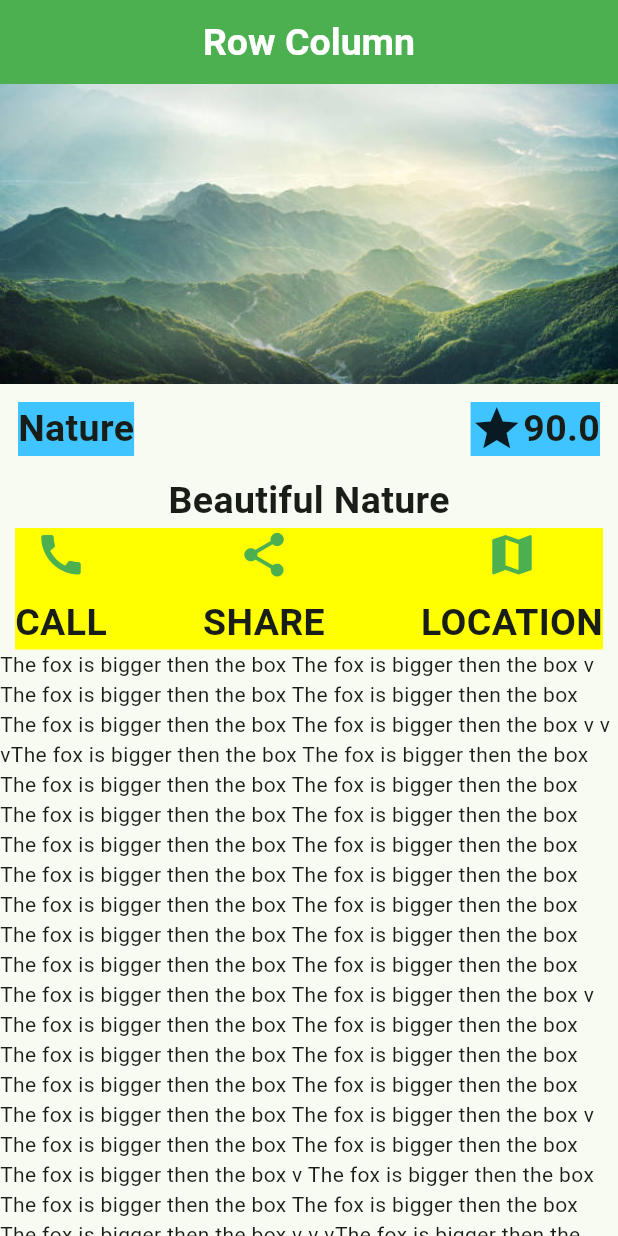
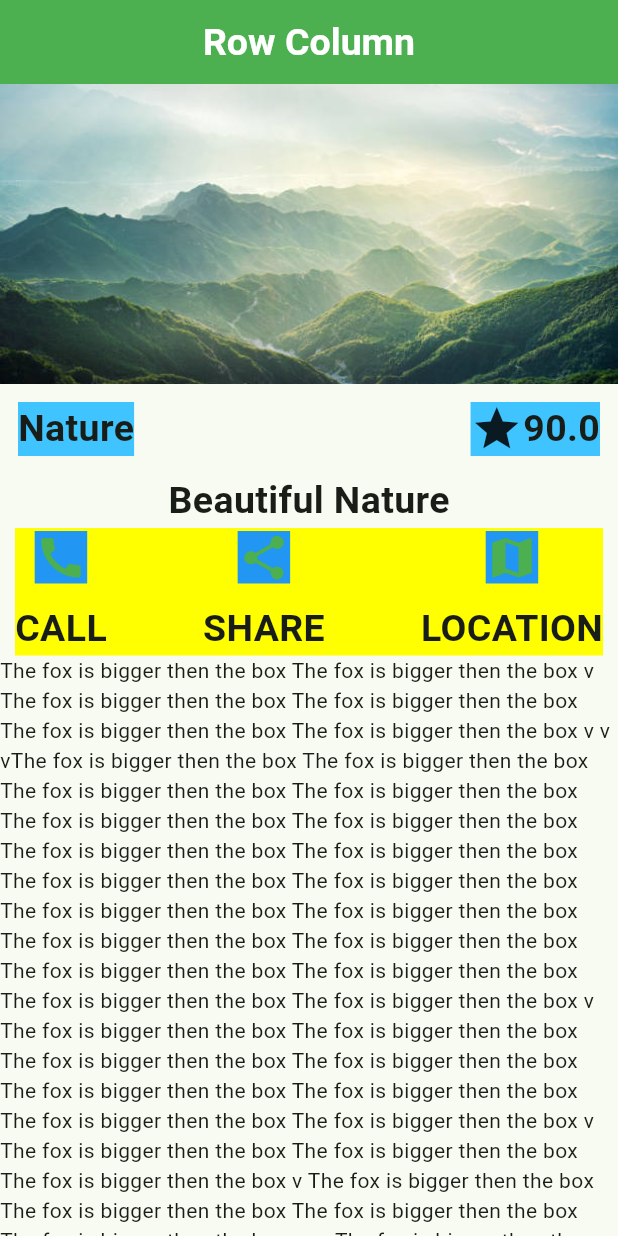
Before and after one commit to KefayetUllah/Flutter-Application, a Flutter app: the screen it shows after launch, on a phone screen of 412 x 824 dp. Run offline on Flutter 3.47's test engine with Material 3 defaults, Android fonts, the phone set to English and light mode, and no system bars.

Commit message:
Initial Commit

```diff
--- a/lib/row_column.dart
+++ b/lib/row_column.dart
@@ -74,7 +74,11 @@ class _RowColumnState extends State<RowColumn> {
                 children: [
                   Column(
                     children: [
-                      Icon(Icons.call, size: 35, color: Colors.green),
+                      Container(
+                        margin: EdgeInsets.all(2),
+                        color: Colors.blue,
+                        child: Icon(Icons.call, size: 35, color: Colors.green),
+                      ),
                       SizedBox(height: 10.0),
                       Text(
                         "CALL",
@@ -87,7 +91,11 @@ class _RowColumnState extends State<RowColumn> {
                   ),
                   Column(
                     children: [
-                      Icon(Icons.share, size: 35, color: Colors.green),
+                      Container(
+                        margin: EdgeInsets.all(2),
+                        color: Colors.blue,
+                        child: Icon(Icons.share, size: 35, color: Colors.green),
+                      ),
                       SizedBox(height: 10.0),
                       Text(
                         "SHARE",
@@ -100,7 +108,11 @@ class _RowColumnState extends State<RowColumn> {
                   ),
                   Column(
                     children: [
-                      Icon(Icons.map, size: 35, color: Colors.green),
+                      Container(
+                        margin: EdgeInsets.all(2),
+                        color: Colors.blue,
+                        child: Icon(Icons.map, size: 35, color: Colors.green),
+                      ),
                       SizedBox(height: 10.0),
                       Text(
                         "LOCATION",
```
